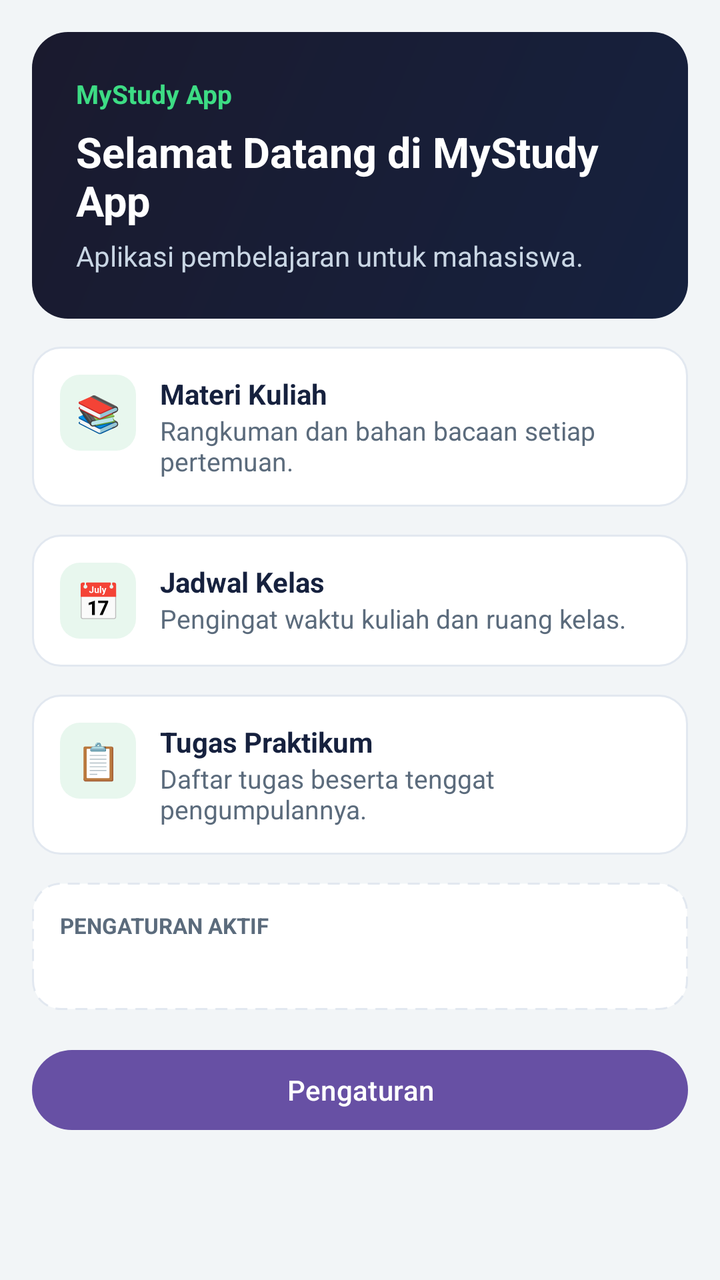
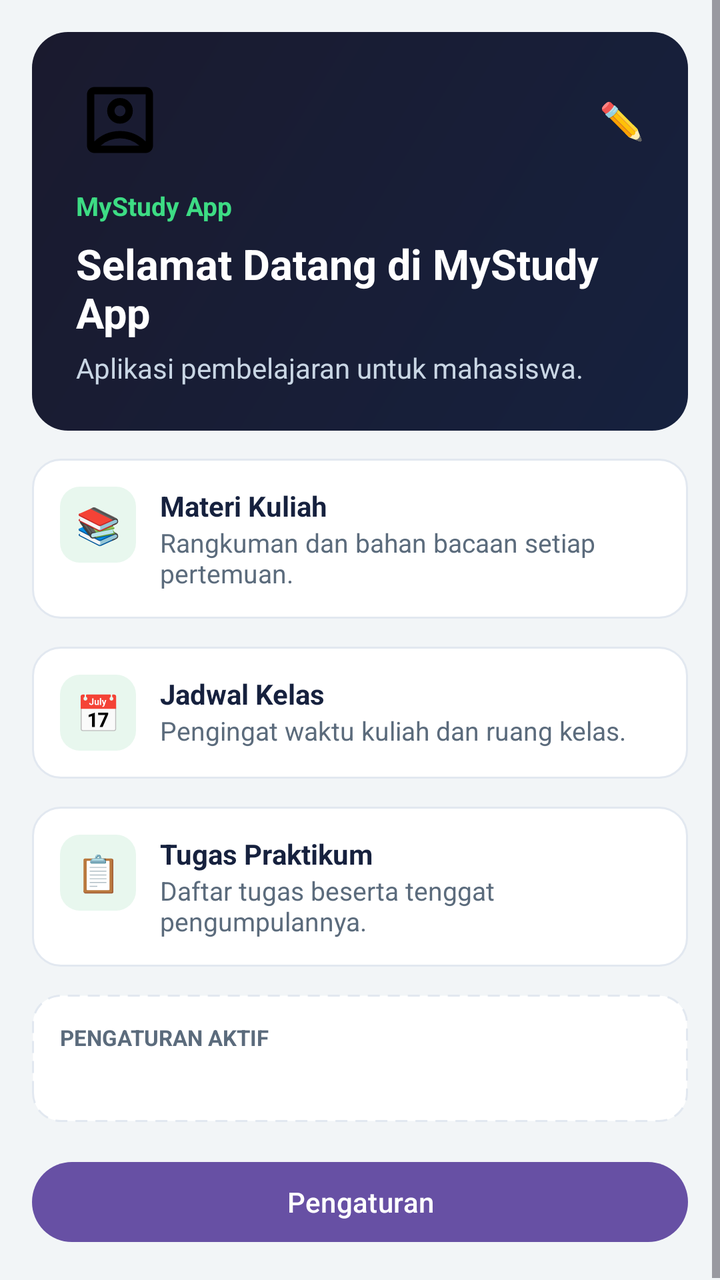

Two renders of the same Android screen: before a commit and after it. Below are the layout's source before the change and the commit's diff.
<!-- AndroidManifest.xml: application theme Theme.MyStudyApp -->
<!-- res/layout/activity_main.xml -->
<ScrollView xmlns:android="http://schemas.android.com/apk/res/android"
    android:layout_width="match_parent"
    android:layout_height="match_parent"
    android:background="@color/warna_latar"
    android:fillViewport="true">

    <LinearLayout
        android:layout_width="match_parent"
        android:layout_height="wrap_content"
        android:orientation="vertical"
        android:padding="16dp">

        
        <LinearLayout
            android:layout_width="match_parent"
            android:layout_height="wrap_content"
            android:background="@drawable/bg_header"
            android:orientation="vertical"
            android:padding="22dp">

            <TextView
                android:id="@+id/tvNamaApp"
                android:layout_width="wrap_content"
                android:layout_height="wrap_content"
                android:text="@string/app_name"
                android:textColor="@color/warna_aksen"
                android:textSize="13sp"
                android:textStyle="bold" />

            <TextView
                android:id="@+id/tvJudul"
                android:layout_width="match_parent"
                android:layout_height="wrap_content"
                android:layout_marginTop="6dp"
                android:text="@string/judul_utama"
                android:textColor="#FFFFFF"
                android:textSize="21sp"
                android:textStyle="bold" />

            <TextView
                android:id="@+id/tvSubJudul"
                android:layout_width="match_parent"
                android:layout_height="wrap_content"
                android:layout_marginTop="4dp"
                android:text="@string/sub_utama"
                android:textColor="#C9D6E4"
                android:textSize="14sp" />
        </LinearLayout>

        
        <LinearLayout
            android:layout_width="match_parent"
            android:layout_height="wrap_content"
            android:layout_marginTop="14dp"
            android:background="@drawable/bg_kartu"
            android:orientation="horizontal"
            android:padding="14dp">

            <TextView
                android:layout_width="38dp"
                android:layout_height="38dp"
                android:background="@drawable/bg_ikon"
                android:gravity="center"
                android:text="📚"
                android:textSize="18sp" />

            <LinearLayout
                android:layout_width="match_parent"
                android:layout_height="wrap_content"
                android:layout_marginStart="12dp"
                android:orientation="vertical">

                <TextView
                    android:layout_width="match_parent"
                    android:layout_height="wrap_content"
                    android:text="@string/materi_judul"
                    android:textColor="@color/warna_teks_utama"
                    android:textStyle="bold" />

                <TextView
                    android:id="@+id/tvMateriIsi"
                    android:layout_width="match_parent"
                    android:layout_height="wrap_content"
                    android:text="@string/materi_isi"
                    android:textColor="@color/warna_teks_sekunder"
                    android:textSize="13sp" />
            </LinearLayout>
        </LinearLayout>

        
        <LinearLayout
            android:layout_width="match_parent"
            android:layout_height="wrap_content"
            android:layout_marginTop="14dp"
            android:background="@drawable/bg_kartu"
            android:orientation="horizontal"
            android:padding="14dp">

            <TextView
                android:layout_width="38dp"
                android:layout_height="38dp"
                android:background="@drawable/bg_ikon"
                android:gravity="center"
                android:text="📅"
                android:textSize="18sp" />

            <LinearLayout
                android:layout_width="match_parent"
                android:layout_height="wrap_content"
                android:layout_marginStart="12dp"
                android:orientation="vertical">

                <TextView
                    android:layout_width="match_parent"
                    android:layout_height="wrap_content"
                    android:text="@string/jadwal_judul"
                    android:textColor="@color/warna_teks_utama"
                    android:textStyle="bold" />

                <TextView
                    android:id="@+id/tvJadwalIsi"
                    android:layout_width="match_parent"
                    android:layout_height="wrap_content"
                    android:text="@string/jadwal_isi"
                    android:textColor="@color/warna_teks_sekunder"
                    android:textSize="13sp" />
            </LinearLayout>
        </LinearLayout>

        
        <LinearLayout
            android:layout_width="match_parent"
            android:layout_height="wrap_content"
            android:layout_marginTop="14dp"
            android:background="@drawable/bg_kartu"
            android:orientation="horizontal"
            android:padding="14dp">

            <TextView
                android:layout_width="38dp"
                android:layout_height="38dp"
                android:background="@drawable/bg_ikon"
                android:gravity="center"
                android:text="📋"
                android:textSize="18sp" />

            <LinearLayout
                android:layout_width="match_parent"
                android:layout_height="wrap_content"
                android:layout_marginStart="12dp"
                android:orientation="vertical">

                <TextView
                    android:layout_width="match_parent"
                    android:layout_height="wrap_content"
                    android:text="@string/tugas_judul"
                    android:textColor="@color/warna_teks_utama"
                    android:textStyle="bold" />

                <TextView
                    android:id="@+id/tvTugasIsi"
                    android:layout_width="match_parent"
                    android:layout_height="wrap_content"
                    android:text="@string/tugas_isi"
                    android:textColor="@color/warna_teks_sekunder"
                    android:textSize="13sp" />
            </LinearLayout>
        </LinearLayout>

        <LinearLayout
            android:layout_width="match_parent"
            android:layout_height="wrap_content"
            android:layout_marginTop="14dp"
            android:background="@drawable/bg_kotak_ringkasan"
            android:orientation="vertical"
            android:padding="14dp">

            <TextView
                android:layout_width="wrap_content"
                android:layout_height="wrap_content"
                android:text="@string/label_pengaturan_aktif"
                android:textAllCaps="true"
                android:textColor="@color/warna_teks_sekunder"
                android:textSize="11sp"
                android:textStyle="bold" />

            <TextView
                android:id="@+id/tvRingkasan"
                android:layout_width="match_parent"
                android:layout_height="wrap_content"
                android:layout_marginTop="2dp"
                android:textColor="@color/warna_teks_utama"
                android:textSize="14sp"
                android:textStyle="bold" />
        </LinearLayout>

        
        <Button
            android:id="@+id/btnPengaturan"
            android:layout_width="match_parent"
            android:layout_height="wrap_content"
            android:layout_marginTop="16dp"
            android:text="@string/btn_pengaturan" />
    </LinearLayout>
</ScrollView>
<!-- resources referenced by this layout -->
<resources>
  <color name="warna_aksen">#3DDC84</color>
  <color name="warna_latar">#F2F5F7</color>
  <color name="warna_teks_sekunder">#5B6B7C</color>
  <color name="warna_teks_utama">#16213E</color>
  <!-- drawable bg_header (drawable) -->
  <shape xmlns:android="http://schemas.android.com/apk/res/android"
      android:shape="rectangle">
      <corners android:radius="18dp" />
      <gradient
          android:startColor="@color/warna_header_mulai"
          android:endColor="@color/warna_header_akhir"
          android:angle="315" />
  </shape>
  <!-- drawable bg_ikon (drawable) -->
  <shape xmlns:android="http://schemas.android.com/apk/res/android"
      android:shape="rectangle">
      <corners android:radius="10dp" />
      <solid android:color="@color/warna_ikon_latar" />
  </shape>
  <!-- drawable bg_kartu (drawable) -->
  <shape xmlns:android="http://schemas.android.com/apk/res/android"
      android:shape="rectangle">
      <corners android:radius="14dp" />
      <solid android:color="@color/warna_permukaan" />
      <stroke android:width="1dp" android:color="@color/warna_garis" />
  </shape>
  <string name="app_name">MyStudy App</string>
  <string name="btn_pengaturan">Pengaturan</string>
  <string name="jadwal_isi">Pengingat waktu kuliah dan ruang kelas.</string>
  <string name="jadwal_judul">Jadwal Kelas</string>
  <string name="judul_utama">Selamat Datang di MyStudy App</string>
  <string name="label_pengaturan_aktif">Pengaturan aktif</string>
  <string name="materi_isi">Rangkuman dan bahan bacaan setiap pertemuan.</string>
  <string name="materi_judul">Materi Kuliah</string>
  <string name="sub_utama">Aplikasi pembelajaran untuk mahasiswa.</string>
  <string name="tugas_isi">Daftar tugas beserta tenggat pengumpulannya.</string>
  <string name="tugas_judul">Tugas Praktikum</string>
  <style name="Theme.MyStudyApp" parent="Theme.Material3.DayNight.NoActionBar">
          <item name="android:windowBackground">@color/warna_latar</item>
          <item name="android:navigationBarColor">@color/warna_permukaan</item>
      </style>
  <color name="warna_header_mulai">#1A1A2E</color>
  <color name="warna_header_akhir">#16213E</color>
  <color name="warna_ikon_latar">#E8F7EE</color>
  <color name="warna_permukaan">#FFFFFF</color>
  <color name="warna_garis">#E2E8F0</color>
  <!-- unchanged entries left out for length: 1 -->
</resources>

<!-- the commit's change to res/layout/activity_main.xml (unified diff, before → after) -->
@@ -18,10 +18,43 @@
             android:orientation="vertical"
             android:padding="22dp">
 
+            
+            <LinearLayout
+                android:layout_width="match_parent"
+                android:layout_height="wrap_content"
+                android:gravity="center_vertical"
+                android:orientation="horizontal">
+
+                <ImageView
+                    android:id="@+id/ivAvatarUser"
+                    android:layout_width="44dp"
+                    android:layout_height="44dp"
+                    android:contentDescription="@string/desc_avatar_profil"
+                    android:src="@drawable/avatar_1" />
+
+                <TextView
+                    android:id="@+id/tvSapaan"
+                    android:layout_width="0dp"
+                    android:layout_height="wrap_content"
+                    android:layout_marginStart="10dp"
+                    android:layout_weight="1"
+                    android:textColor="#FFFFFF"
+                    android:textSize="14sp"
+                    android:textStyle="bold" />
+
+                <TextView
+                    android:id="@+id/tvEditProfil"
+                    android:layout_width="wrap_content"
+                    android:layout_height="wrap_content"
+                    android:text="✏️"
+                    android:textSize="18sp" />
+            </LinearLayout>
+
             <TextView
                 android:id="@+id/tvNamaApp"
                 android:layout_width="wrap_content"
                 android:layout_height="wrap_content"
+                android:layout_marginTop="12dp"
                 android:text="@string/app_name"
                 android:textColor="@color/warna_aksen"
                 android:textSize="13sp"
@@ -57,6 +90,7 @@
             android:padding="14dp">
 
             <TextView
+                android:id="@+id/tvIkonMateri"
                 android:layout_width="38dp"
                 android:layout_height="38dp"
                 android:background="@drawable/bg_ikon"
@@ -97,6 +131,7 @@
             android:padding="14dp">
 
             <TextView
+                android:id="@+id/tvIkonJadwal"
                 android:layout_width="38dp"
                 android:layout_height="38dp"
                 android:background="@drawable/bg_ikon"
@@ -137,6 +172,7 @@
             android:padding="14dp">
 
             <TextView
+                android:id="@+id/tvIkonTugas"
                 android:layout_width="38dp"
                 android:layout_height="38dp"
                 android:background="@drawable/bg_ikon"
<!-- resource entries referenced after the edit -->
@@ -4,6 +4,12 @@
   <color name="warna_latar">#F2F5F7</color>
   <color name="warna_teks_sekunder">#5B6B7C</color>
   <color name="warna_teks_utama">#16213E</color>
+  <!-- drawable avatar_1 (drawable) -->
+  <vector xmlns:android="http://schemas.android.com/apk/res/android" android:height="24dp" android:tint="#000000" android:viewportHeight="960" android:viewportWidth="960" android:width="24dp">
+        
+      <path android:fillColor="@android:color/white" android:pathData="M200,714Q254,661 325.5,630.5Q397,600 480,600Q563,600 634.5,630.5Q706,661 760,714L760,200Q760,200 760,200Q760,200 760,200L200,200Q200,200 200,200Q200,200 200,200L200,714ZM579,479Q620,438 620,380Q620,322 579,281Q538,240 480,240Q422,240 381,281Q340,322 340,380Q340,438 381,479Q422,520 480,520Q538,520 579,479ZM200,840Q167,840 143.5,816.5Q120,793 120,760L120,200Q120,167 143.5,143.5Q167,120 200,120L760,120Q793,120 816.5,143.5Q840,167 840,200L840,760Q840,793 816.5,816.5Q793,840 760,840L200,840ZM269,760L691,760Q691,760 691,760Q691,760 691,760Q647,721 591.5,700.5Q536,680 480,680Q424,680 367.5,700.5Q311,721 269,760Q269,760 269,760Q269,760 269,760ZM437.5,422.5Q420,405 420,380Q420,355 437.5,337.5Q455,320 480,320Q505,320 522.5,337.5Q540,355 540,380Q540,405 522.5,422.5Q505,440 480,440Q455,440 437.5,422.5ZM480,457L480,457Q480,457 480,457Q480,457 480,457L480,457Q480,457 480,457Q480,457 480,457L480,457Q480,457 480,457Q480,457 480,457Q480,457 480,457Q480,457 480,457Z"/>
+      
+  </vector>
   <!-- drawable bg_header (drawable) -->
   <shape xmlns:android="http://schemas.android.com/apk/res/android"
       android:shape="rectangle">
@@ -28,6 +34,7 @@
   </shape>
   <string name="app_name">MyStudy App</string>
   <string name="btn_pengaturan">Pengaturan</string>
+  <string name="desc_avatar_profil">Foto profil pengguna</string>
   <string name="jadwal_isi">Pengingat waktu kuliah dan ruang kelas.</string>
   <string name="jadwal_judul">Jadwal Kelas</string>
   <string name="judul_utama">Selamat Datang di MyStudy App</string>
